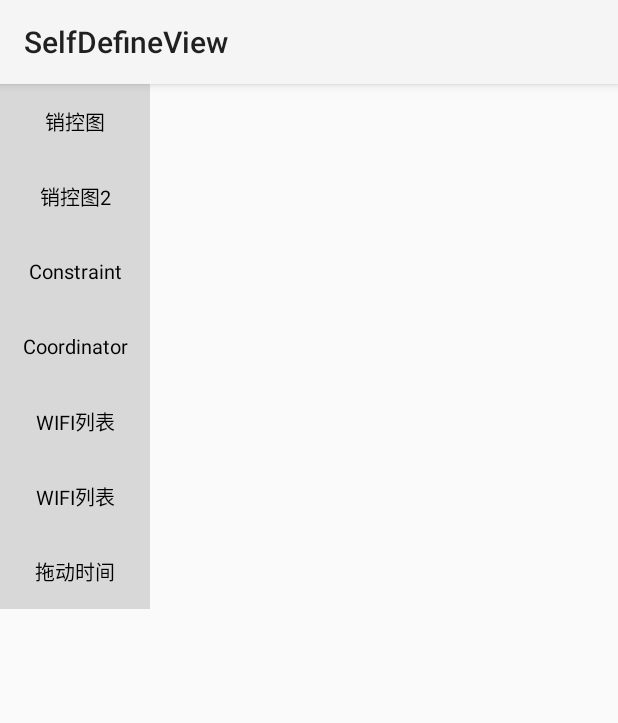
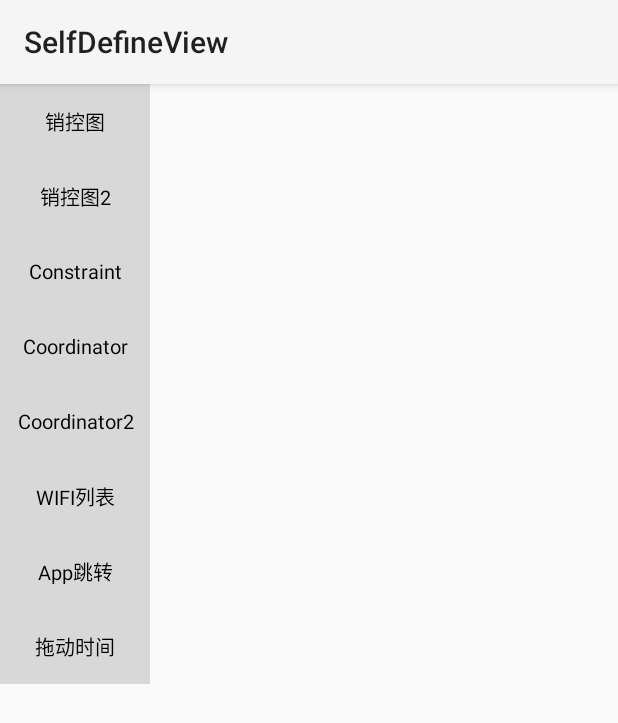
Before and after one commit to xiaochuanchuanzi/SelfDefineView, an Android app: the screen it shows after launch (MainActivity), on a phone screen of 412 x 824 dp. Shown: the top 723 px of the screen. Run offline under Robolectric (Android 15) with nearby library versions, the phone set to English and light mode, and no system bars.

Commit message:
准备拉取分支

```diff
--- a/app/src/main/AndroidManifest.xml
+++ b/app/src/main/AndroidManifest.xml
@@ -34,6 +34,8 @@
         <activity android:name=".constraint.ConstraintActivity"/>
         <!--CoordinatorLayout的学习使用-->
         <activity android:name=".coordinate.CoordinateActivity"/>
+        <!--CoordinatorLayout酷炫页面-->
+        <activity android:name=".coordinate.CoordinatorActivity"/>
         <!--WIFI页面-->
         <activity android:name=".wifi.WifiActivity"/>
         <!--拖动时间选择页面-->
--- a/app/src/main/java/test/com/selfdefineview/MainActivity.java
+++ b/app/src/main/java/test/com/selfdefineview/MainActivity.java
@@ -11,6 +11,7 @@ import android.view.View;
 
 import test.com.selfdefineview.constraint.ConstraintActivity;
 import test.com.selfdefineview.coordinate.CoordinateActivity;
+import test.com.selfdefineview.coordinate.CoordinatorActivity;
 import test.com.selfdefineview.dragtime.DragTimeActivity;
 import test.com.selfdefineview.wifi.WifiActivity;
 import test.com.selfdefineview.xiaokongtu.activity.XiaoKongTu2Activity;
@@ -57,6 +58,15 @@ public class MainActivity extends AppCompatActivity {
      */
     public void enterXiaoKongtu4(View view){
         Intent intent = new Intent(MainActivity.this, CoordinateActivity.class);
+        startActivity(intent);
+    }
+
+    /**
+     * 点击进入CoordinatorLayout酷炫页面
+     * @param view
+     */
+    public void enterXiaoKongtu42(View view){
+        Intent intent = new Intent(MainActivity.this, CoordinatorActivity.class);
         startActivity(intent);
     }
 
--- a/app/src/main/res/layout/activity_main.xml
+++ b/app/src/main/res/layout/activity_main.xml
@@ -50,6 +50,16 @@
             android:text="Coordinator"
             android:textColor="@color/black"
             android:textSize="13dp" />
+
+        <TextView
+            android:layout_width="100dp"
+            android:layout_height="50dp"
+            android:background="@color/gray"
+            android:gravity="center"
+            android:onClick="enterXiaoKongtu42"
+            android:text="Coordinator2"
+            android:textColor="@color/black"
+            android:textSize="13dp" />
         <TextView
             android:layout_width="100dp"
             android:layout_height="50dp"
@@ -65,7 +75,7 @@
             android:background="@color/gray"
             android:gravity="center"
             android:onClick="enterXiaoKongtu6"
-            android:text="WIFI列表"
+            android:text="App跳转"
             android:textColor="@color/black"
             android:textSize="13dp" />
         <TextView
```
